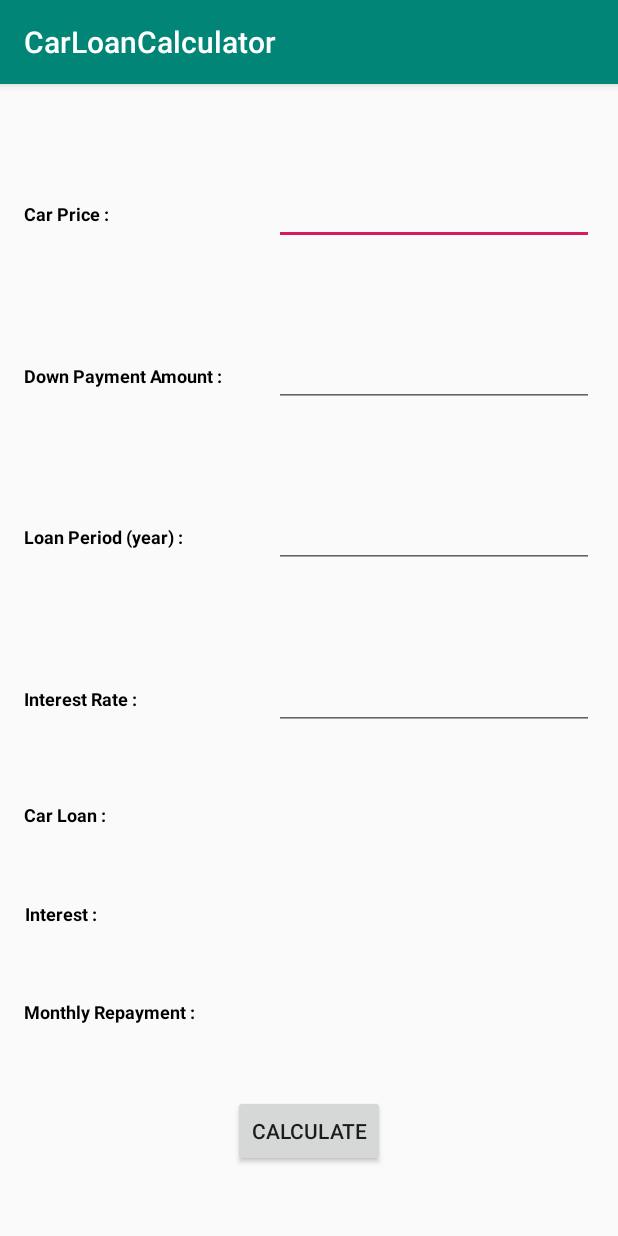
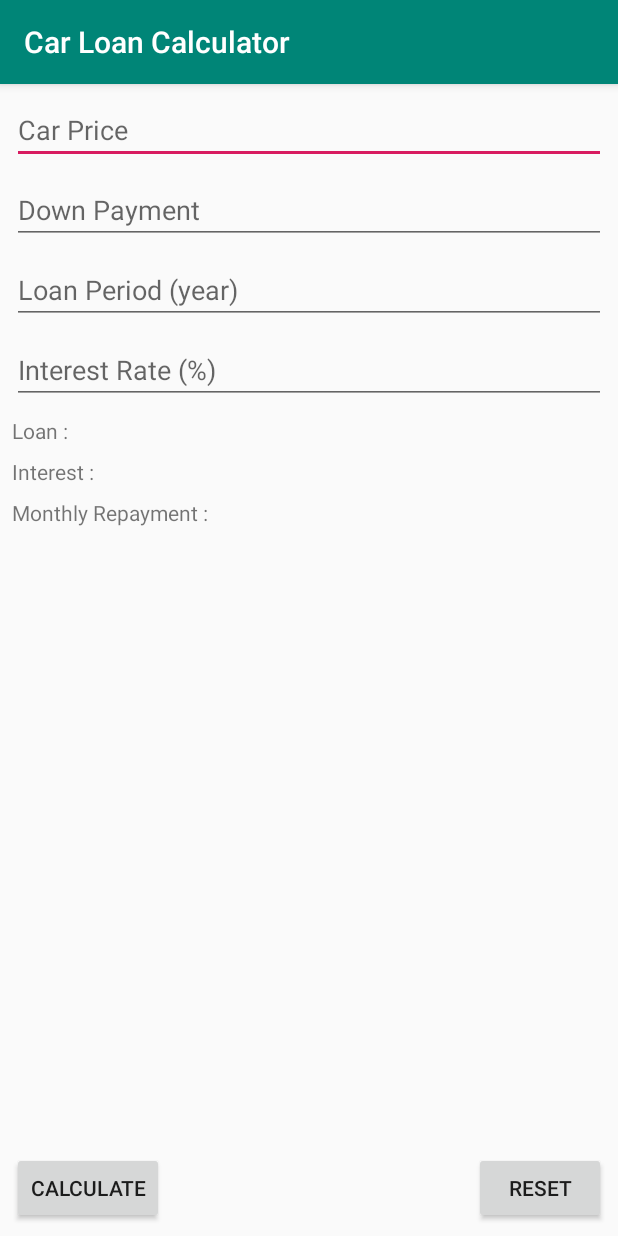
Before and after one commit to kelvintyh/CarLoanCalculator, an Android app: the screen it shows after launch (MainActivity), on a phone screen of 412 x 824 dp. Run offline under Robolectric (Android 15) with nearby library versions, the phone set to English and light mode, and no system bars; Roboto replaces fonts that are not available here.

Commit message:
fix interest calculation mistake

```diff
--- a/app/src/main/java/com/example/android/carloancalculator/MainActivity.kt
+++ b/app/src/main/java/com/example/android/carloancalculator/MainActivity.kt
@@ -16,22 +16,20 @@ class MainActivity : AppCompatActivity() {
         super.onCreate(savedInstanceState)
         setContentView(R.layout.activity_main)
 
-        findViewById<Button>(R.id.calculate_button).setOnClickListener{
-            calculate(it)
-        }
+        findViewById<Button>(R.id.buttonCalculate).setOnClickListener{ calculate()}
     }
 
-    private fun calculate(view: View){
-        val carPrice = findViewById<EditText>(R.id.car_price_editText).text.toString().toDouble()
-        val downPaymentAmount = findViewById<EditText>(R.id.down_payment_amount_editText).text.toString().toDouble()
-        val loanPeriod = findViewById<EditText>(R.id.loan_period_editText).text.toString().toDouble()
-        val interestRate = findViewById<EditText>(R.id.interest_rate_editText).text.toString().toDouble()
-        val carLoan = findViewById<TextView>(R.id.car_loan_view)
-        val interest = findViewById<TextView>(R.id.interest_view)
-        val monthlyRepayment = findViewById<TextView>(R.id.monthly_repayment_view)
+    private fun calculate(){
+        val carPrice = findViewById<EditText>(R.id.editTextCarPrice).text.toString().toDouble()
+        val downPaymentAmount = findViewById<EditText>(R.id.editTextDownPayment).text.toString().toDouble()
+        val loanPeriod = findViewById<EditText>(R.id.editTextLoanPeriod).text.toString().toDouble()
+        val interestRate = findViewById<EditText>(R.id.editTextInterestRate).text.toString().toDouble()
+        val carLoan = findViewById<TextView>(R.id.textViewLoan)
+        val interest = findViewById<TextView>(R.id.textViewInterest)
+        val monthlyRepayment = findViewById<TextView>(R.id.textViewMonthlyRepayment)
         try {
             val carloan = carPrice - downPaymentAmount
-            val _interest = carloan * interestRate* loanPeriod
+            val _interest = carloan * (interestRate/100)* loanPeriod
             val monthlyrepayment = (carloan + _interest)/ loanPeriod/ 12
             carLoan.text = String.format("%.2f",carloan)
             interest.text = String.format("%.2f",_interest)
--- a/app/src/main/res/layout/activity_main.xml
+++ b/app/src/main/res/layout/activity_main.xml
@@ -6,163 +6,125 @@
     android:layout_height="match_parent"
     tools:context=".MainActivity">
 
-
-    <TextView
-        android:id="@+id/down_payment_amount_text"
-        style="@style/Title"
-        android:layout_width="wrap_content"
+    <EditText
+        android:id="@+id/editTextCarPrice"
+        android:layout_width="0dp"
         android:layout_height="wrap_content"
-        android:layout_marginStart="16dp"
-        android:text="@string/down_payment_amount"
-        app:layout_constraintBaseline_toBaselineOf="@+id/down_payment_amount_editText"
-        app:layout_constraintStart_toStartOf="parent" />
-
-    <TextView
-        android:id="@+id/loan_period_text"
-        style="@style/Title"
-        android:layout_width="wrap_content"
-        android:layout_height="wrap_content"
-        android:layout_marginStart="16dp"
-        android:text="@string/loan_period"
-        app:layout_constraintBaseline_toBaselineOf="@+id/loan_period_editText"
-        app:layout_constraintStart_toStartOf="parent" />
-
-    <TextView
-        android:id="@+id/interest_rate_text"
-        style="@style/Title"
-        android:layout_width="wrap_content"
-        android:layout_height="wrap_content"
-        android:layout_marginStart="16dp"
-        android:text="@string/interest_rate"
-        app:layout_constraintBaseline_toBaselineOf="@+id/interest_rate_editText"
-        app:layout_constraintStart_toStartOf="parent" />
-
-    <EditText
-        android:id="@+id/car_price_editText"
-        android:layout_width="wrap_content"
-        android:layout_height="wrap_content"
-        android:layout_marginTop="16dp"
-        android:layout_marginEnd="16dp"
+        android:layout_marginStart="8dp"
+        android:layout_marginLeft="8dp"
+        android:layout_marginTop="8dp"
+        android:layout_marginEnd="8dp"
+        android:layout_marginRight="8dp"
         android:ems="10"
-        android:inputType="textPersonName"
-        app:layout_constraintBottom_toTopOf="@+id/down_payment_amount_editText"
+        android:hint="@string/car_price"
+        android:inputType="number"
         app:layout_constraintEnd_toEndOf="parent"
+        app:layout_constraintStart_toStartOf="parent"
         app:layout_constraintTop_toTopOf="parent" />
 
     <EditText
-        android:id="@+id/down_payment_amount_editText"
+        android:id="@+id/editTextDownPayment"
+        android:layout_width="0dp"
+        android:layout_height="wrap_content"
+        android:layout_marginStart="8dp"
+        android:layout_marginLeft="8dp"
+        android:layout_marginTop="8dp"
+        android:layout_marginEnd="8dp"
+        android:layout_marginRight="8dp"
+        android:ems="10"
+        android:hint="@string/down_payment"
+        android:inputType="number"
+        app:layout_constraintEnd_toEndOf="parent"
+        app:layout_constraintHorizontal_bias="1.0"
+        app:layout_constraintStart_toStartOf="parent"
+        app:layout_constraintTop_toBottomOf="@+id/editTextCarPrice" />
+
+    <EditText
+        android:id="@+id/editTextLoanPeriod"
+        android:layout_width="0dp"
+        android:layout_height="wrap_content"
+        android:layout_marginStart="8dp"
+        android:layout_marginLeft="8dp"
+        android:layout_marginTop="8dp"
+        android:layout_marginEnd="8dp"
+        android:layout_marginRight="8dp"
+        android:ems="10"
+        android:hint="@string/loan_period"
+        android:inputType="number"
+        app:layout_constraintEnd_toEndOf="parent"
+        app:layout_constraintHorizontal_bias="0.0"
+        app:layout_constraintStart_toStartOf="parent"
+        app:layout_constraintTop_toBottomOf="@+id/editTextDownPayment" />
+
+    <EditText
+        android:id="@+id/editTextInterestRate"
+        android:layout_width="0dp"
+        android:layout_height="wrap_content"
+        android:layout_marginStart="8dp"
+        android:layout_marginLeft="8dp"
+        android:layout_marginTop="8dp"
+        android:layout_marginEnd="8dp"
+        android:layout_marginRight="8dp"
+        android:ems="10"
+        android:hint="@string/interest_rate"
+        android:inputType="number|numberDecimal"
+        app:layout_constraintEnd_toEndOf="parent"
+        app:layout_constraintHorizontal_bias="0.0"
+        app:layout_constraintStart_toStartOf="parent"
+        app:layout_constraintTop_toBottomOf="@+id/editTextLoanPeriod" />
+
+    <TextView
+        android:id="@+id/textViewLoan"
         android:layout_width="wrap_content"
         android:layout_height="wrap_content"
-        android:layout_marginTop="16dp"
-        android:layout_marginEnd="16dp"
-        android:ems="10"
-        android:inputType="textPersonName"
-        app:layout_constraintBottom_toTopOf="@+id/loan_period_editText"
-        app:layout_constraintEnd_toEndOf="parent"
-        app:layout_constraintTop_toBottomOf="@+id/car_price_editText" />
+        android:layout_marginStart="8dp"
+        android:layout_marginLeft="8dp"
+        android:layout_marginTop="8dp"
+        android:text="@string/loan"
+        app:layout_constraintStart_toStartOf="parent"
+        app:layout_constraintTop_toBottomOf="@+id/editTextInterestRate" />
 
-    <EditText
-        android:id="@+id/loan_period_editText"
+    <TextView
+        android:id="@+id/textViewInterest"
         android:layout_width="wrap_content"
         android:layout_height="wrap_content"
-        android:layout_marginTop="16dp"
-        android:layout_marginEnd="16dp"
-        android:ems="10"
-        android:inputType="textPersonName"
-        app:layout_constraintBottom_toTopOf="@+id/interest_rate_editText"
-        app:layout_constraintEnd_toEndOf="parent"
-        app:layout_constraintTop_toBottomOf="@+id/down_payment_amount_editText" />
+        android:layout_marginStart="8dp"
+        android:layout_marginLeft="8dp"
+        android:layout_marginTop="8dp"
+        android:text="@string/interest"
+        app:layout_constraintStart_toStartOf="parent"
+        app:layout_constraintTop_toBottomOf="@+id/textViewLoan" />
 
-    <EditText
-        android:id="@+id/interest_rate_editText"
+    <TextView
+        android:id="@+id/textViewMonthlyRepayment"
         android:layout_width="wrap_content"
         android:layout_height="wrap_content"
-        android:layout_marginTop="16dp"
-        android:layout_marginEnd="16dp"
-        android:ems="10"
-        android:inputType="textPersonName"
-        app:layout_constraintBottom_toTopOf="@+id/car_loan_view"
-        app:layout_constraintEnd_toEndOf="parent"
-        app:layout_constraintTop_toBottomOf="@+id/loan_period_editText" />
+        android:layout_marginStart="8dp"
+        android:layout_marginLeft="8dp"
+        android:layout_marginTop="8dp"
+        android:text="@string/monthly_repayment"
+        app:layout_constraintStart_toStartOf="parent"
+        app:layout_constraintTop_toBottomOf="@+id/textViewInterest" />
 
-    <TextView
-        android:id="@+id/car_loan_text"
-        style="@style/Title"
+    <Button
+        android:id="@+id/buttonCalculate"
         android:layout_width="wrap_content"
         android:layout_height="wrap_content"
-        android:layout_marginStart="16dp"
-        android:text="@string/car_loan"
-        app:layout_constraintBaseline_toBaselineOf="@+id/car_loan_view"
-        app:layout_constraintStart_toStartOf="parent" />
-
-    <TextView
-        android:id="@+id/interest_text"
-        style="@style/Title"
-        android:layout_width="wrap_content"
-        android:layout_height="wrap_content"
-        android:layout_marginStart="16dp"
-        android:text="@string/interest"
-        app:layout_constraintBaseline_toBaselineOf="@+id/interest_view"
-        app:layout_constraintStart_toStartOf="parent" />
-
-    <TextView
-        android:id="@+id/monthly_repayment_text"
-        style="@style/Title"
-        android:layout_width="wrap_content"
-        android:layout_height="wrap_content"
-        android:layout_marginStart="16dp"
-        android:text="@string/monthly_repayment"
-        app:layout_constraintBaseline_toBaselineOf="@+id/monthly_repayment_view"
-        app:layout_constraintStart_toStartOf="parent" />
-
-    <TextView
-        android:id="@+id/car_price_Text"
-        style="@style/Title"
-        android:layout_width="wrap_content"
-        android:layout_height="wrap_content"
-        android:layout_marginStart="16dp"
-        android:text="@string/car_price"
-        app:layout_constraintBaseline_toBaselineOf="@+id/car_price_editText"
+        android:layout_marginStart="8dp"
+        android:layout_marginLeft="8dp"
+        android:layout_marginBottom="8dp"
+        android:text="@string/calculate"
+        app:layout_constraintBottom_toBottomOf="parent"
         app:layout_constraintStart_toStartOf="parent" />
 
     <Button
-        android:id="@+id/calculate_button"
+        android:id="@+id/buttonReset"
         android:layout_width="wrap_content"
         android:layout_height="wrap_content"
-        android:text="@string/calculate_button"
+        android:layout_marginEnd="8dp"
+        android:layout_marginRight="8dp"
+        android:layout_marginBottom="8dp"
+        android:text="@string/reset"
         app:layout_constraintBottom_toBottomOf="parent"
-        app:layout_constraintEnd_toEndOf="parent"
-        app:layout_constraintStart_toStartOf="parent"
-        app:layout_constraintTop_toBottomOf="@+id/monthly_repayment_view" />
-
-    <TextView
-        android:id="@+id/car_loan_view"
-        android:layout_width="0dp"
-        android:layout_height="wrap_content"
-        app:layout_constraintBottom_toTopOf="@+id/interest_view"
-        app:layout_constraintEnd_toEndOf="@+id/interest_rate_editText"
-        app:layout_constraintHorizontal_bias="0.5"
-        app:layout_constraintStart_toStartOf="@+id/interest_rate_editText"
-        app:layout_constraintTop_toBottomOf="@+id/interest_rate_editText" />
-
-    <TextView
-        android:id="@+id/interest_view"
-        android:layout_width="0dp"
-        android:layout_height="wrap_content"
-        app:layout_constraintBottom_toTopOf="@+id/monthly_repayment_view"
-        app:layout_constraintEnd_toEndOf="@+id/car_loan_view"
-        app:layout_constraintHorizontal_bias="0.5"
-        app:layout_constraintStart_toStartOf="@+id/car_loan_view"
-        app:layout_constraintTop_toBottomOf="@+id/car_loan_view" />
-
-    <TextView
-        android:id="@+id/monthly_repayment_view"
-        android:layout_width="0dp"
-        android:layout_height="wrap_content"
-        app:layout_constraintBottom_toTopOf="@+id/calculate_button"
-        app:layout_constraintEnd_toEndOf="@+id/interest_view"
-        app:layout_constraintHorizontal_bias="0.5"
-        app:layout_constraintStart_toStartOf="@+id/interest_view"
-        app:layout_constraintTop_toBottomOf="@+id/interest_view" />
-
+        app:layout_constraintEnd_toEndOf="parent" />
 </androidx.constraintlayout.widget.ConstraintLayout>
--- a/app/src/main/res/values/strings.xml
+++ b/app/src/main/res/values/strings.xml
@@ -1,11 +1,13 @@
 <resources>
-    <string name="app_name">CarLoanCalculator</string>
-    <string name="car_price">Car Price :</string>
-    <string name="down_payment_amount">Down Payment Amount :</string>
-    <string name="loan_period">Loan Period (year) :</string>
-    <string name="interest_rate">Interest Rate :</string>
-    <string name="car_loan">Car Loan :</string>
+    <string name="app_name">Car Loan Calculator</string>
+    <string name="car_price">Car Price</string>
+    <string name="down_payment">Down Payment</string>
+    <string name="loan_period">Loan Period (year)</string>
+    <string name="interest_rate">Interest Rate (%)</string>
+    <string name="loan">Loan :</string>
     <string name="interest">Interest :</string>
     <string name="monthly_repayment">Monthly Repayment :</string>
-    <string name="calculate_button">calculate</string>
+    <string name="calculate">Calculate</string>
+    <string name="reset">Reset</string>
+    <string name="error_input">Input required</string>
 </resources>
```
